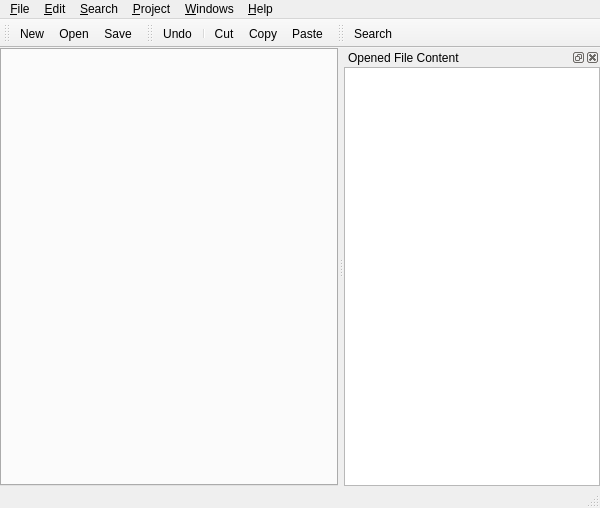
Before: the Qt Designer form ui/mainform.ui in phoenix741/xinx, drawn with Qt 5.
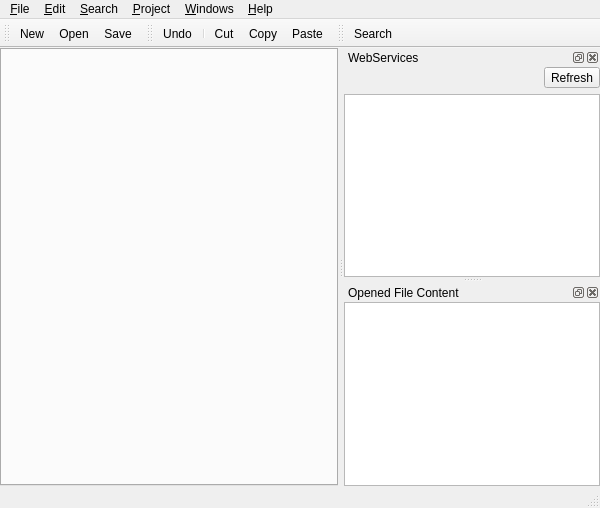
After: the same form once the commit is applied. Icons and pictures are not drawn. Custom widgets are drawn as their Qt base class.

```diff
--- a/ui/mainform.ui
+++ b/ui/mainform.ui
@@ -164,6 +164,54 @@
    </attribute>
    <addaction name="m_searchAct" />
   </widget>
+  <widget class="QDockWidget" name="m_webServicesDock" >
+   <property name="allowedAreas" >
+    <set>Qt::LeftDockWidgetArea|Qt::NoDockWidgetArea|Qt::RightDockWidgetArea</set>
+   </property>
+   <property name="windowTitle" >
+    <string>WebServices</string>
+   </property>
+   <attribute name="dockWidgetArea" >
+    <number>2</number>
+   </attribute>
+   <widget class="QWidget" name="dockWidgetContents2" >
+    <layout class="QGridLayout" >
+     <property name="margin" >
+      <number>0</number>
+     </property>
+     <property name="spacing" >
+      <number>6</number>
+     </property>
+     <item row="0" column="1" >
+      <widget class="QToolButton" name="toolButton" >
+       <property name="text" >
+        <string>Refresh</string>
+       </property>
+      </widget>
+     </item>
+     <item row="0" column="0" >
+      <spacer>
+       <property name="orientation" >
+        <enum>Qt::Horizontal</enum>
+       </property>
+       <property name="sizeHint" >
+        <size>
+         <width>40</width>
+         <height>20</height>
+        </size>
+       </property>
+      </spacer>
+     </item>
+     <item row="1" column="0" colspan="2" >
+      <widget class="QTreeView" name="m_webServicesTreeView" >
+       <property name="sortingEnabled" >
+        <bool>true</bool>
+       </property>
+      </widget>
+     </item>
+    </layout>
+   </widget>
+  </widget>
   <widget class="QDockWidget" name="m_xslContentDock" >
    <property name="allowedAreas" >
     <set>Qt::LeftDockWidgetArea|Qt::NoDockWidgetArea|Qt::RightDockWidgetArea</set>
```
